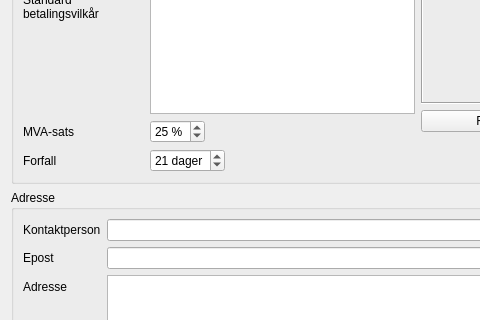
kkoksvik/finfaktura, file finfaktura/ui/firmainfo.ui: the form before one commit; both pictures show x 0 to 480 and y 114 to 434 of the 604 by 678 pixel window.
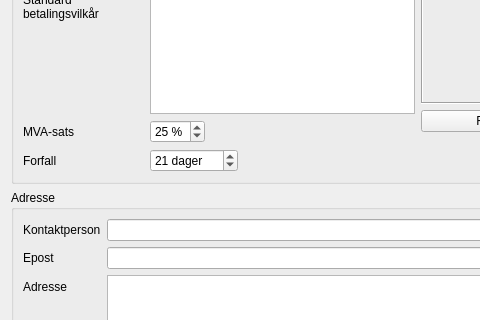
The form after the commit. Icons and pictures are not drawn.

Commit message: småfiks på ui

Patch:
```diff
--- a/finfaktura/ui/firmainfo.ui
+++ b/finfaktura/ui/firmainfo.ui
@@ -282,6 +282,9 @@
           <property name="suffix" >
            <string> dager</string>
           </property>
+          <property name="maximum" >
+           <number>9999</number>
+          </property>
           <property name="value" >
            <number>21</number>
           </property>
```
Left out of the diff: 6 changed lines with no effect on the pictures.
